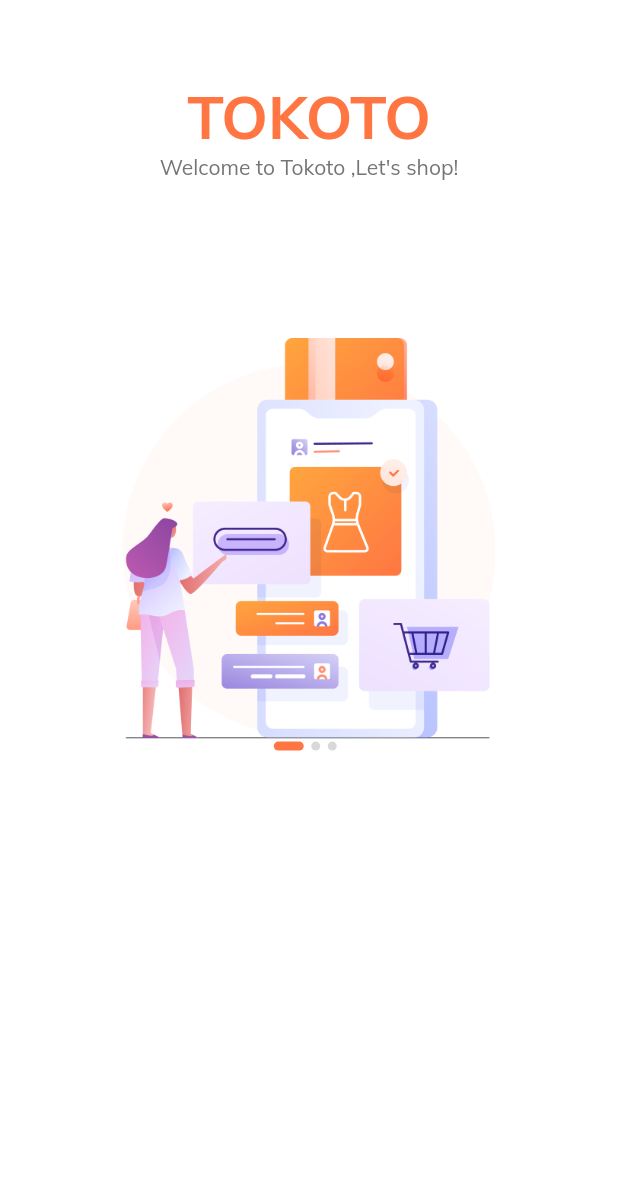
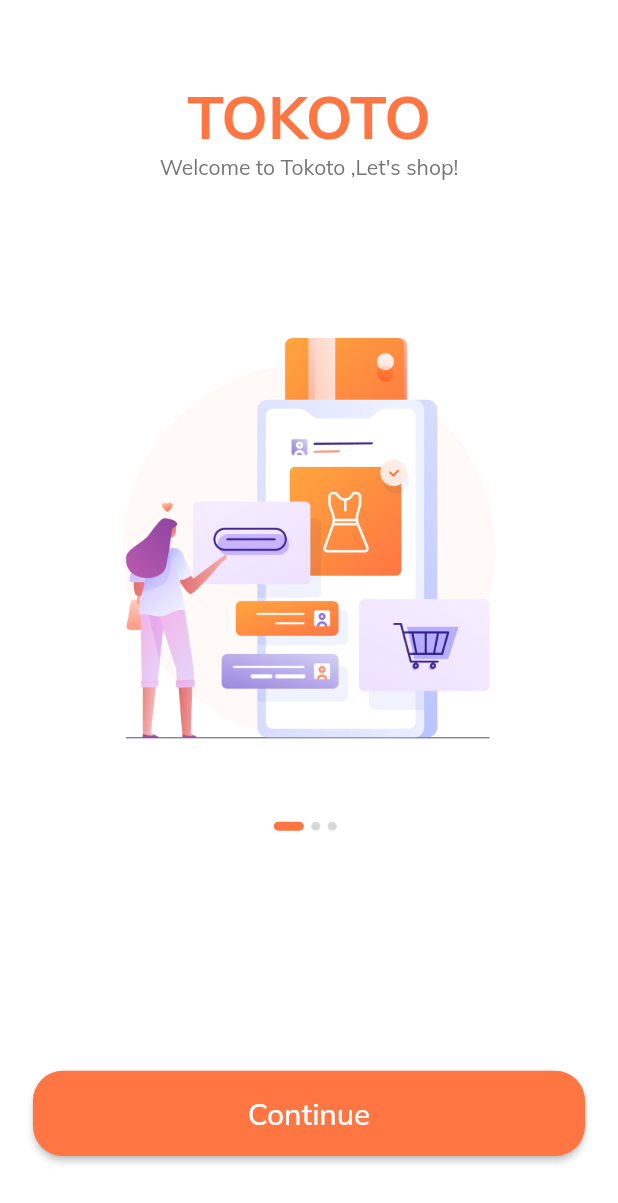
Before and after one commit to HalilMertDeveli/ETradeAppWithVideos-, a Flutter app: the screen it shows after launch, on a phone screen of 412 x 824 dp. Shown: the top 1203 px of the screen. Run offline on Flutter 3.47's test engine with Material 2 defaults, Android fonts, the light colour scheme and no system bars.

Commit message:
we finished the splash screen and create a login ,sign_up,sign_in folders

```diff
--- /dev/null
+++ b/lib/companents/default_button.dart
@@ -0,0 +1,32 @@
+import 'package:e_trade_app_with_flutter_way/constraints.dart';
+import 'package:e_trade_app_with_flutter_way/size_config.dart';
+import 'package:flutter/material.dart';
+
+class DefaultButton extends StatelessWidget {
+  const DefaultButton({
+    Key? key,
+    required this.text,
+    required this.press,
+  }) : super(key: key);
+
+  final String text;
+  final VoidCallback press;
+
+  @override
+  Widget build(BuildContext context) {
+    return SizedBox(
+      width: double.infinity,
+      height: getProportionateScreenHeight(56),
+      child: MaterialButton(
+        shape: RoundedRectangleBorder(borderRadius: BorderRadius.circular(20)),
+        color: kPrimaryColor,
+        onPressed: press,
+        child: Text(
+          text,
+          style: TextStyle(
+              fontSize: getProportionateScreenWidth(18), color: Colors.white),
+        ),
+      ),
+    );
+  }
+}
--- a/lib/main.dart
+++ b/lib/main.dart
@@ -1,4 +1,5 @@
 import 'package:e_trade_app_with_flutter_way/constraints.dart';
+import 'package:e_trade_app_with_flutter_way/routs.dart';
 import 'package:e_trade_app_with_flutter_way/screens/splash/splash_screen.dart';
 import 'package:flutter/material.dart';
 
@@ -23,7 +24,9 @@
             bodyText1: TextStyle(color: kTextColor),
             bodyText2: TextStyle(color: kTextColor)),
       ),
-      home: SplashScreen(),
+      // home: SplashScreen(),
+      initialRoute: SplashScreen.routeName,
+      routes: routes,
     );
   }
 }
--- /dev/null
+++ b/lib/routs.dart
@@ -0,0 +1,9 @@
+import 'package:e_trade_app_with_flutter_way/screens/splash/splash_screen.dart';
+import 'package:flutter/cupertino.dart';
+
+//we will use name route
+//all our routes will be avaible here
+
+final Map<String, WidgetBuilder> routes = {
+  SplashScreen.routeName: (context) => SplashScreen(),
+};
--- a/lib/screens/splash/companets/body.dart
+++ b/lib/screens/splash/companets/body.dart
@@ -1,5 +1,7 @@
+import 'package:e_trade_app_with_flutter_way/companents/default_button.dart';
 import 'package:e_trade_app_with_flutter_way/constraints.dart';
 import 'package:e_trade_app_with_flutter_way/screens/splash/companets/splash_content.dart';
+import 'package:e_trade_app_with_flutter_way/size_config.dart';
 import 'package:flutter/material.dart';
 
 class Body extends StatefulWidget {
@@ -52,16 +54,29 @@
                 )),
             Expanded(
               flex: 2,
+              child: Padding(
+                padding: EdgeInsets.symmetric(
+                    horizontal: getProportionateScreenWidth(20)),
                 child: Column(
                   children: [
+                    Spacer(),
                     Row(
                       mainAxisAlignment: MainAxisAlignment.center,
                       children: List.generate(
                         splashData.length,
                         (index) => buildDot(index: index),
                       ),
-                  )
+                    ),
+                    Spacer(
+                      flex: 3,
+                    ),
+                    DefaultButton(
+                      text: 'Continue',
+                      press: () {},
+                    ),
+                    Spacer()
                   ],
+                ),
               ),
             ),
           ],
--- a/lib/screens/splash/splash_screen.dart
+++ b/lib/screens/splash/splash_screen.dart
@@ -3,6 +3,8 @@
 import 'package:flutter/material.dart';
 
 class SplashScreen extends StatelessWidget {
+  static String routeName = "/spllash";
+
   const SplashScreen({super.key});
 
   @override
```
Also changed, not shown: lib/screens/sign_up/sign_up_screen.dart (added). Lines whose indentation alone changed are shown as unchanged.
